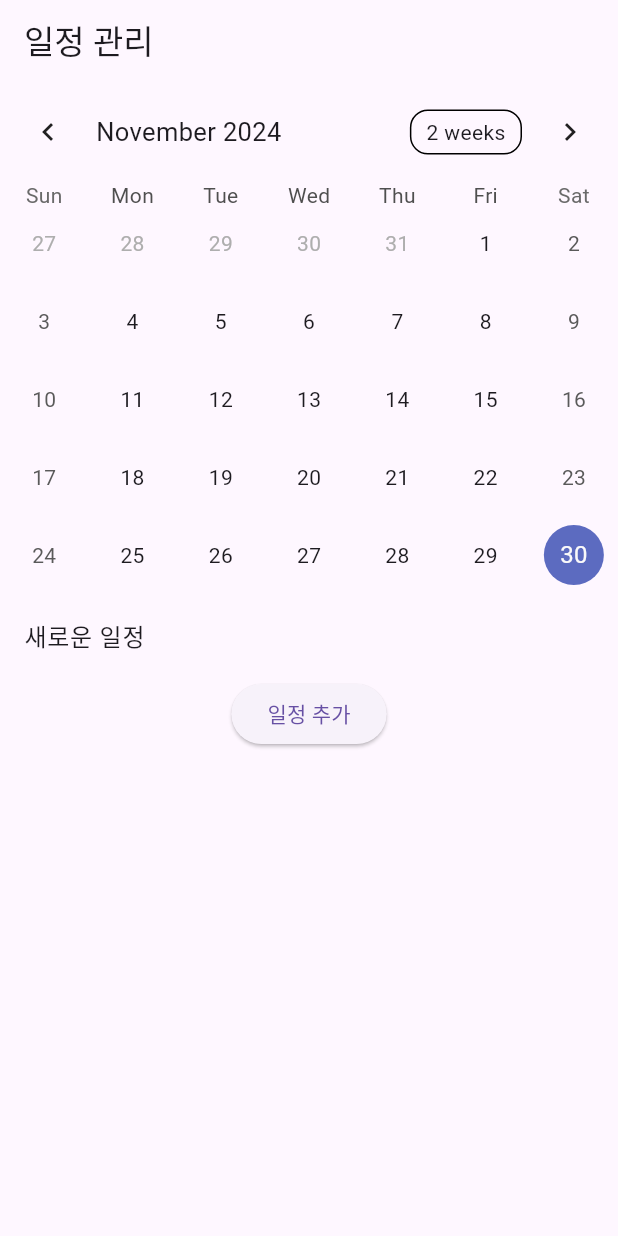
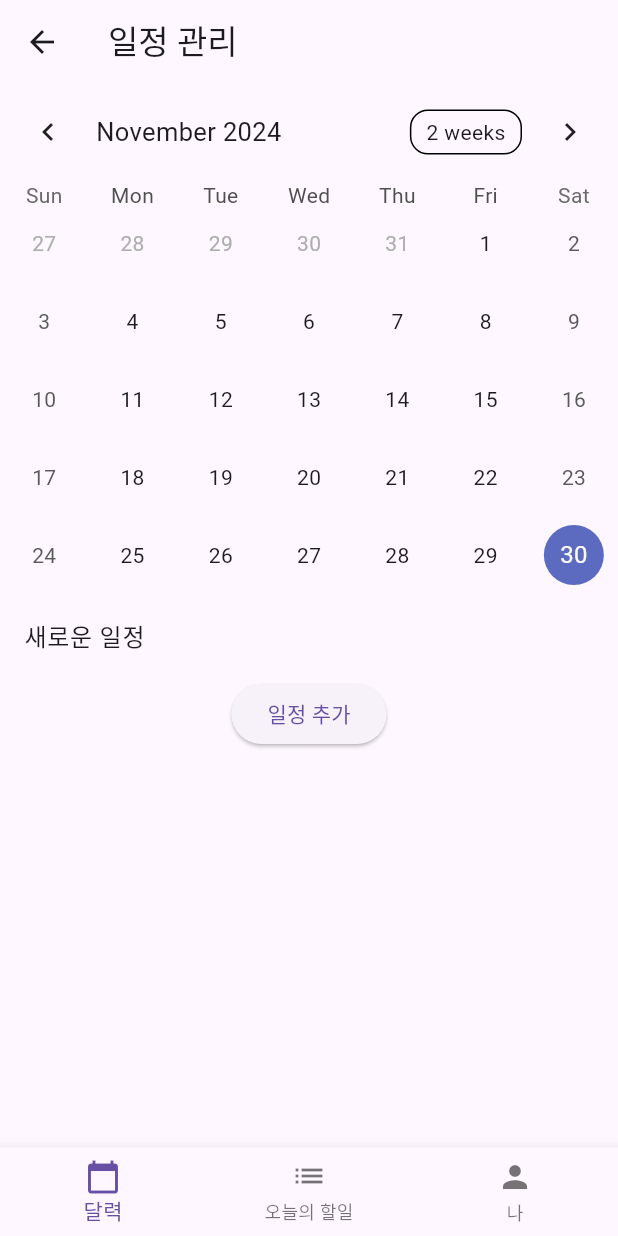
Before and after one commit to danmuziTT/gomo_real, a Flutter app: the CalendarPage screen opened directly, after a tap on "일정 추가", on a phone screen of 412 x 824 dp. Run offline on Flutter 3.47's test engine with Material 3 defaults, Android fonts, the phone set to English and light mode, and no system bars; drawn by our look-alikes of table_calendar; our stand-ins replace cloud_firestore, firebase_core, firebase_database; accounts and stored records are empty; network calls fail.

Commit message:
calender-info modify

```diff
--- a/lib/calender.dart
+++ b/lib/calender.dart
@@ -1,5 +1,7 @@
 import 'package:flutter/material.dart';
 import 'package:table_calendar/table_calendar.dart';
+import 'today.dart';
+import 'info.dart';
 
 class CalendarPage extends StatefulWidget {
   @override
@@ -19,6 +21,36 @@ class _CalendarPageState extends State<CalendarPage> {
   // 선택한 날짜에 일정 추가
   List<String> _getEventsForDay(DateTime day) {
     return _events[day] ?? [];
+  }
+
+  int _selectedIndex = 0; // 현재 선택된 버튼 인덱스
+
+  void _onItemTapped(int index) {
+    if (index == _selectedIndex) {
+      // 현재 선택된 버튼을 다시 누른 경우, 아무 동작도 하지 않음
+      return;
+    }
+
+    setState(() {
+      _selectedIndex = index;
+    });
+
+    // 버튼 클릭 시 네비게이션
+    if (index == 1) {
+      Navigator.push(
+        context,
+        MaterialPageRoute(
+          builder: (context) => today(), // 새 화면 위젯
+        ),
+      );
+    } else if (index == 2) {
+      Navigator.push(
+        context,
+        MaterialPageRoute(
+          builder: (context) => info(), // 다른 화면 위젯
+        ),
+      );
+    }
   }
 
   @override
@@ -65,6 +97,24 @@ class _CalendarPageState extends State<CalendarPage> {
           ),
         ],
       ),
+      bottomNavigationBar: BottomNavigationBar(
+        items: const <BottomNavigationBarItem>[
+          BottomNavigationBarItem(
+            icon: Icon(Icons.calendar_today),
+            label: '달력',
+          ),
+          BottomNavigationBarItem(
+            icon: Icon(Icons.list),
+            label: '오늘의 할일',
+          ),
+          BottomNavigationBarItem(
+            icon: Icon(Icons.person),
+            label: '나',
+          ),
+        ],
+        currentIndex: _selectedIndex, // 현재 선택된 인덱스
+        onTap: _onItemTapped, // 탭 이벤트 처리
+      ),
     );
   }
 }
```
Also changed, not shown: lib/info.dart (+126 -0 lines), lib/today.dart (+111 -0 lines), lib/add_today.dart (added).
